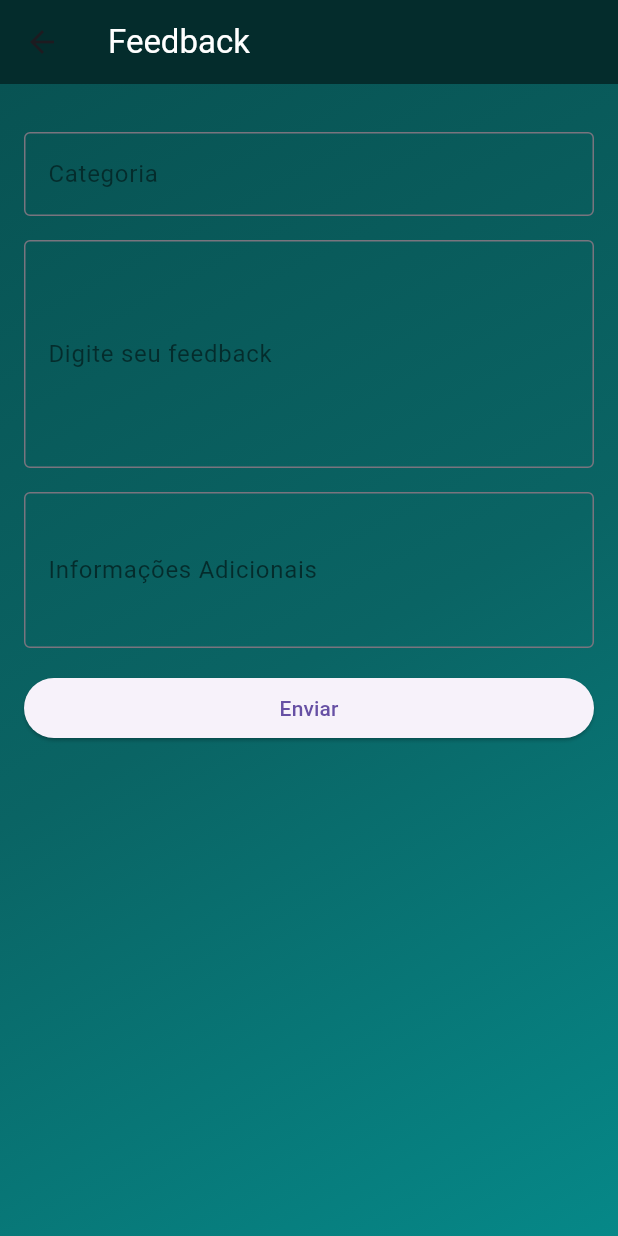
After one commit to Marco-Antonio-2003/Projeto-em-Flutter-FitConnect, a Flutter app: the FeedbackPage screen opened directly, on a phone screen of 412 x 824 dp. The commit adds this screen. Run offline on Flutter 3.47's test engine with Material 3 defaults, Android fonts, the phone set to English and light mode, and no system bars; our stand-ins replace cloud_firestore; accounts and stored records are empty.

Commit message:
Adicionado cadastrar alunos, calendario e feedback

```diff
--- /dev/null
+++ b/lib/pages/aluno/feedback_page.dart
@@ -0,0 +1,114 @@
+import 'package:flutter/material.dart';
+
+class FeedbackPage extends StatelessWidget {
+  @override
+  Widget build(BuildContext context) {
+    return Scaffold(
+      appBar: AppBar(
+        title: Text('Feedback', style: TextStyle(color: Colors.white)),
+        backgroundColor: const Color(0xFF042c2c),
+      ),
+      body: Container(
+        decoration: BoxDecoration(
+          gradient: LinearGradient(
+            colors: [
+              Color.fromARGB(255, 8, 83, 83),
+              Color.fromARGB(255, 10, 100, 100),
+              Color.fromARGB(255, 6, 136, 136),
+            ],
+            begin: Alignment.topLeft,
+            end: Alignment.bottomRight,
+          ),
+        ),
+        child: FeedbackForm(),
+      ),
+    );
+  }
+}
+
+class FeedbackForm extends StatefulWidget {
+  @override
+  _FeedbackFormState createState() => _FeedbackFormState();
+}
+
+class _FeedbackFormState extends State<FeedbackForm> {
+  TextEditingController _feedbackController = TextEditingController();
+  TextEditingController _categoryController = TextEditingController();
+  TextEditingController _additionalInfoController = TextEditingController();
+
+  @override
+  Widget build(BuildContext context) {
+    return Padding(
+      padding: EdgeInsets.all(16.0),
+      child: Column(
+        crossAxisAlignment: CrossAxisAlignment.stretch,
+        children: [
+          SizedBox(height: 16.0),
+          TextField(
+            controller: _categoryController,
+            decoration: InputDecoration(
+              labelText: 'Categoria',
+              labelStyle: TextStyle(color: const Color(0xFF042c2c)),
+              border: OutlineInputBorder(
+                borderSide: BorderSide(color: const Color(0xFF042c2c)),
+              ),
+            ),
+          ),
+          SizedBox(height: 16.0),
+          TextField(
+            controller: _feedbackController,
+            decoration: InputDecoration(
+              labelText: 'Digite seu feedback',
+              labelStyle: TextStyle(color: const Color(0xFF042c2c)),
+              border: OutlineInputBorder(
+                borderSide: BorderSide(color: const Color(0xFF042c2c)),
+              ),
+            ),
+            maxLines: 5,
+          ),
+          SizedBox(height: 16.0),
+          TextField(
+            controller: _additionalInfoController,
+            decoration: InputDecoration(
+              labelText: 'Informações Adicionais',
+              labelStyle: TextStyle(color: const Color(0xFF042c2c)),
+              border: OutlineInputBorder(
+                borderSide: BorderSide(color: const Color(0xFF042c2c)),
+              ),
+            ),
+            maxLines: 3,
+          ),
+          SizedBox(height: 16.0),
+          ElevatedButton(
+            onPressed: () {
+              String feedback = _feedbackController.text;
+              String category = _categoryController.text;
+              String additionalInfo = _additionalInfoController.text;
+
+              // Lógica para enviar feedback para o servidor ou armazená-lo localmente
+              // Aqui você pode lidar com o envio do feedback para onde for necessário
+              // Por exemplo, enviar para um servidor, armazenar localmente, etc.
+              print('Feedback enviado: $feedback');
+              print('Categoria: $category');
+              print('Informações adicionais: $additionalInfo');
+
+              ScaffoldMessenger.of(context).showSnackBar(
+                SnackBar(content: Text('Feedback enviado com sucesso!')),
+              );
+            },
+            style: ElevatedButton.styleFrom(),
+            child: Text('Enviar'),
+          ),
+        ],
+      ),
+    );
+  }
+
+  @override
+  void dispose() {
+    _feedbackController.dispose();
+    _categoryController.dispose();
+    _additionalInfoController.dispose();
+    super.dispose();
+  }
+}
```
Also changed, not shown: lib/pages/aluno/aluno_inicial.dart (+124 -13 lines).
